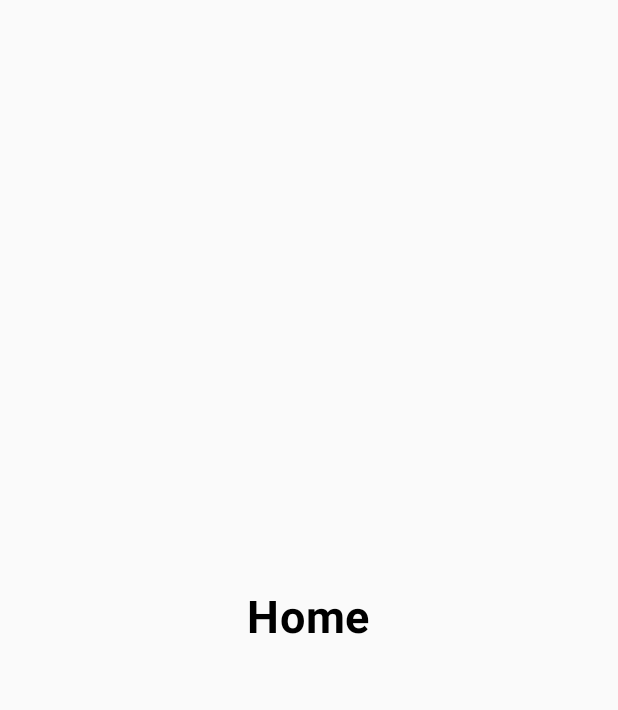
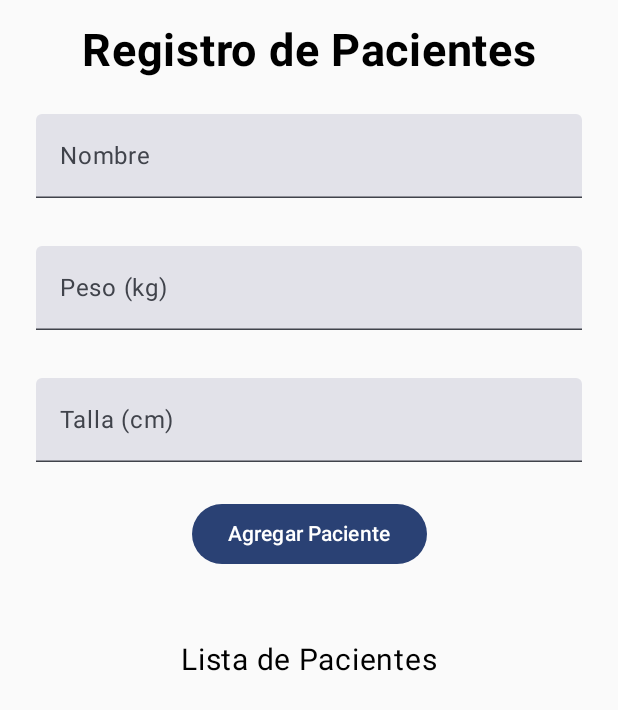
Before and after one commit to EnriqueGutierrez23/AppOnBoarding, an Android app built with Jetpack Compose: the HomeView screen opened through its navigation route, on a phone screen of 412 x 824 dp. Shown: the top 710 px of the screen. Run offline under Robolectric (Android 15) with nearby library versions, the phone set to English and light mode, and no system bars; our stand-ins replace Room's generated code.

Commit message:
actualizacion2

```diff
--- a/app/src/main/java/com/example/onboardingproyecto/MainActivity.kt
+++ b/app/src/main/java/com/example/onboardingproyecto/MainActivity.kt
@@ -4,11 +4,8 @@ import android.os.Bundle
 import androidx.activity.ComponentActivity
 import androidx.activity.compose.setContent
 import androidx.activity.enableEdgeToEdge
-import androidx.compose.material3.NavigationRailItem
-import androidx.navigation.compose.rememberNavController
-import com.example.onboardingproyecto.dataStore.StoreBoarding
 import com.example.onboardingproyecto.navigation.NavManager
-import com.example.onboardingproyecto.onBoardViews.MainOnBoarding
+
 import com.example.onboardingproyecto.ui.theme.OnBoardingProyectoTheme
 
 class MainActivity : ComponentActivity() {
--- /dev/null
+++ b/app/src/main/java/com/example/onboardingproyecto/PacienteDao.kt
@@ -0,0 +1,21 @@
+package com.example.onboardingproyecto
+
+import androidx.room.Dao
+import androidx.room.Insert
+import androidx.room.Query
+
+@Dao
+interface PacienteDao {
+
+
+    @Insert
+    suspend fun insertarPaciente(paciente: Paciente)
+
+
+    @Query("SELECT * FROM paciente")
+    suspend fun obtenerTodosLosPacientes(): List<Paciente>
+
+
+    @Query("DELETE FROM paciente WHERE id = :id")
+    suspend fun eliminarPaciente(id: Int)
+}
--- /dev/null
+++ b/app/src/main/java/com/example/onboardingproyecto/PacienteDatabase.kt
@@ -0,0 +1,28 @@
+package com.example.onboardingproyecto
+
+import android.content.Context
+import androidx.room.Database
+import androidx.room.Room
+import androidx.room.RoomDatabase
+
+@Database(entities = [Paciente::class], version = 1)
+abstract class PacienteDatabase : RoomDatabase() {
+    abstract fun pacienteDao(): PacienteDao
+
+    companion object {
+        @Volatile
+        private var INSTANCE: PacienteDatabase? = null
+
+        fun getDatabase(context: Context): PacienteDatabase {
+            return INSTANCE ?: synchronized(this) {
+                val instance = Room.databaseBuilder(
+                    context.applicationContext,
+                    PacienteDatabase::class.java,
+                    "paciente_database"
+                ).build()
+                INSTANCE = instance
+                instance
+            }
+        }
+    }
+}
--- a/app/src/main/java/com/example/onboardingproyecto/navigation/NavManager.kt
+++ b/app/src/main/java/com/example/onboardingproyecto/navigation/NavManager.kt
@@ -1,5 +1,4 @@
 package com.example.onboardingproyecto.navigation
-
 
 import androidx.compose.runtime.Composable
 import androidx.compose.runtime.collectAsState
@@ -7,6 +6,7 @@ import androidx.compose.ui.platform.LocalContext
 import androidx.navigation.compose.NavHost
 import androidx.navigation.compose.composable
 import androidx.navigation.compose.rememberNavController
+import com.example.onboardingproyecto.PacienteDatabase
 import com.example.onboardingproyecto.dataStore.StoreBoarding
 import com.example.onboardingproyecto.onBoardViews.MainOnBoarding
 import com.example.onboardingproyecto.views.HomeView
@@ -18,13 +18,19 @@ fun NavManager() {
     val dataStore = StoreBoarding(context)
     val store = dataStore.getBoarding.collectAsState(initial = false)
 
+    // Crear una instancia de la base de datos de Room y acceder al PacienteDao
+    val db = PacienteDatabase.getDatabase(context)
+    val pacienteDao = db.pacienteDao()
+
     val navController = rememberNavController()
+
     NavHost(navController = navController, startDestination = if (store.value) "home" else "splash") {
         composable("onBoarding") {
             MainOnBoarding(navController, dataStore)
         }
         composable("home") {
-            HomeView(navController)
+            // Aquí le pasamos el pacienteDao a HomeView
+            HomeView(navController, pacienteDao)
         }
         composable("splash") {
             SplashScreen(navController, store.value)
--- a/app/src/main/java/com/example/onboardingproyecto/views/HomeView.kt
+++ b/app/src/main/java/com/example/onboardingproyecto/views/HomeView.kt
@@ -1,26 +1,109 @@
 package com.example.onboardingproyecto.views
 
-import androidx.compose.foundation.layout.Arrangement
-import androidx.compose.foundation.layout.Column
-import androidx.compose.foundation.layout.fillMaxSize
-import androidx.compose.material3.Text
-import androidx.compose.runtime.Composable
+import android.widget.Toast
+import androidx.compose.foundation.layout.*
+import androidx.compose.foundation.text.KeyboardActions
+import androidx.compose.foundation.text.KeyboardOptions
+import androidx.compose.material3.*
+import androidx.compose.runtime.*
 import androidx.compose.ui.Alignment
 import androidx.compose.ui.Modifier
+import androidx.compose.ui.text.input.ImeAction
+import androidx.compose.ui.unit.dp
+import androidx.compose.ui.unit.sp
+import androidx.compose.material.icons.Icons
+import androidx.compose.material.icons.filled.Delete
+import androidx.compose.foundation.lazy.LazyColumn
+import androidx.compose.foundation.lazy.items
+import androidx.compose.foundation.text.BasicTextField
 import androidx.compose.ui.text.font.FontWeight
-import androidx.compose.ui.unit.sp
 import androidx.navigation.NavController
+import com.example.onboardingproyecto.Paciente
+import com.example.onboardingproyecto.PacienteDao
+import kotlinx.coroutines.launch
+@Composable
+fun HomeView(navController: NavController, pacienteDao: PacienteDao) {
+    var nombre by remember { mutableStateOf("") }
+    var peso by remember { mutableStateOf("") }
+    var talla by remember { mutableStateOf("") }
 
-@Composable
-fun HomeView(navController: NavController) {
-    Column(
-        verticalArrangement = Arrangement.Center,
-        horizontalAlignment = Alignment.CenterHorizontally,
-        modifier = Modifier.fillMaxSize()){
-        Text(text = "Home",
-            fontSize = 30.sp,
-            fontWeight = FontWeight.Bold)
-
+    // Lista de pacientes
+    val pacientes by produceState(initialValue = listOf<Paciente>()) {
+        value = pacienteDao.obtenerTodosLosPacientes()  // Llamada a la función correcta
     }
 
+    // Para lanzar las operaciones de base de datos
+    val scope = rememberCoroutineScope()
+
+    Column(
+        verticalArrangement = Arrangement.spacedBy(16.dp),
+        horizontalAlignment = Alignment.CenterHorizontally,
+        modifier = Modifier.fillMaxSize().padding(16.dp)
+    ) {
+        Text(text = "Registro de Pacientes", fontSize = 30.sp, fontWeight = FontWeight.Bold)
+
+        TextField(
+            value = nombre,
+            onValueChange = { nombre = it },
+            label = { Text("Nombre") },
+            keyboardOptions = KeyboardOptions.Default.copy(imeAction = ImeAction.Done),
+            keyboardActions = KeyboardActions(onDone = { /* Handle action */ }),
+            modifier = Modifier.fillMaxWidth().padding(8.dp)
+        )
+        TextField(
+            value = peso,
+            onValueChange = { peso = it },
+            label = { Text("Peso (kg)") },
+            keyboardOptions = KeyboardOptions.Default.copy(imeAction = ImeAction.Done),
+            modifier = Modifier.fillMaxWidth().padding(8.dp)
+        )
+        TextField(
+            value = talla,
+            onValueChange = { talla = it },
+            label = { Text("Talla (cm)") },
+            keyboardOptions = KeyboardOptions.Default.copy(imeAction = ImeAction.Done),
+            modifier = Modifier.fillMaxWidth().padding(8.dp)
+        )
+
+        Button(onClick = {
+            if (nombre.isNotEmpty() && peso.isNotEmpty() && talla.isNotEmpty()) {
+                // Inserta el nuevo paciente en la base de datos
+                val paciente = Paciente(nombre = nombre, peso = peso.toInt(), talla = talla.toInt())
+                scope.launch {
+                    pacienteDao.insertarPaciente(paciente)
+                }
+                nombre = ""
+                peso = ""
+                talla = ""
+            } else {
+                Toast.makeText(navController.context, "Por favor, llena todos los campos", Toast.LENGTH_SHORT).show()
+            }
+        }) {
+            Text("Agregar Paciente")
+        }
+
+        Spacer(modifier = Modifier.height(16.dp))
+
+        Text("Lista de Pacientes", fontSize = 20.sp)
+
+        // Lista de pacientes
+        LazyColumn(modifier = Modifier.fillMaxSize()) {
+            items(pacientes) { paciente ->
+                Row(
+                    modifier = Modifier.fillMaxWidth().padding(8.dp),
+                    horizontalArrangement = Arrangement.SpaceBetween
+                ) {
+                    Text(text = paciente.nombre)
+                    Text(text = "Peso: ${paciente.peso} kg, Talla: ${paciente.talla} cm")
+                    IconButton(onClick = {
+                        scope.launch {
+                            pacienteDao.eliminarPaciente(paciente.id)
+                        }
+                    }) {
+                        Icon(Icons.Default.Delete, contentDescription = "Eliminar")
+                    }
+                }
+            }
+        }
+    }
 }
--- a/app/src/main/java/com/example/onboardingproyecto/views/SplashScreen.kt
+++ b/app/src/main/java/com/example/onboardingproyecto/views/SplashScreen.kt
@@ -21,9 +21,9 @@ fun SplashScreen(navController: NavController, store: Boolean?) {
     screen = if (store == true) "home" else "onBoarding"
 
     LaunchedEffect(key1 = true) {
-        delay(5000) // Espera 3 segundos antes de navegar
+        delay(5000)
         navController.navigate(screen) {
-            popUpTo(0) { inclusive = true } // Asegura que no puedas volver al splash
+            popUpTo(0) { inclusive = true }
         }
     }
 
```
Also changed, not shown: app/build.gradle.kts (+15 -1 lines), app/src/main/java/com/example/onboardingproyecto/Paciente.kt (added, +12 -0 lines), app/src/main/java/com/example/onboardingproyecto/PacienteViewModel.kt (added, +38 -0 lines), app/src/main/res/drawable/cat.png (added).
